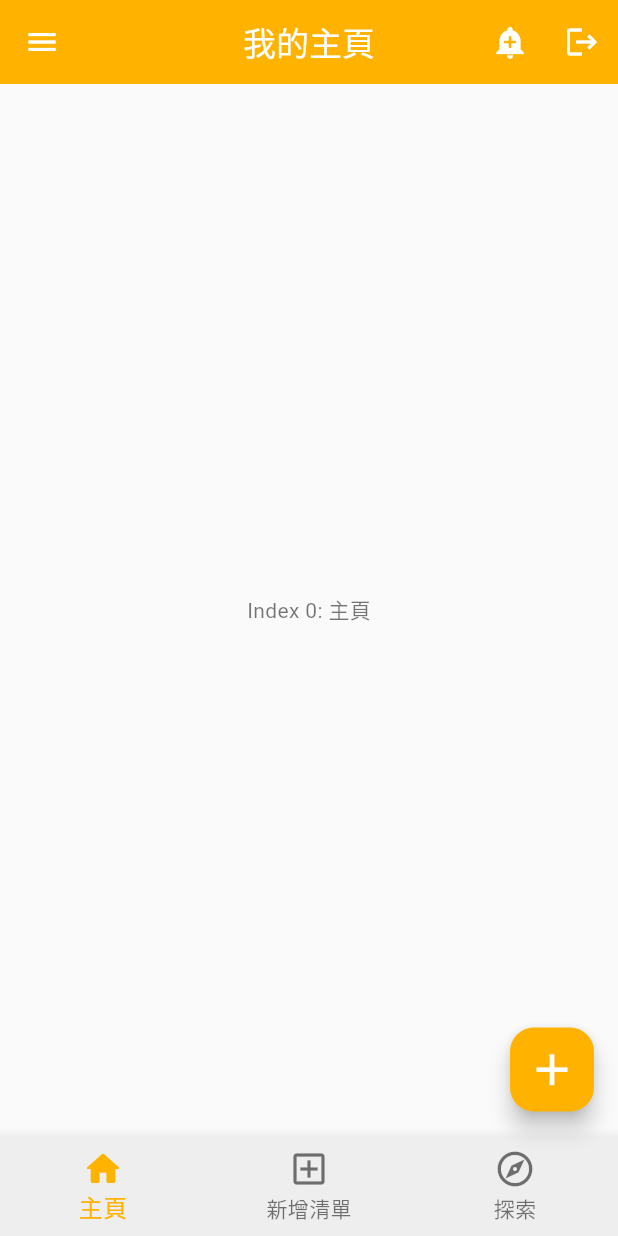
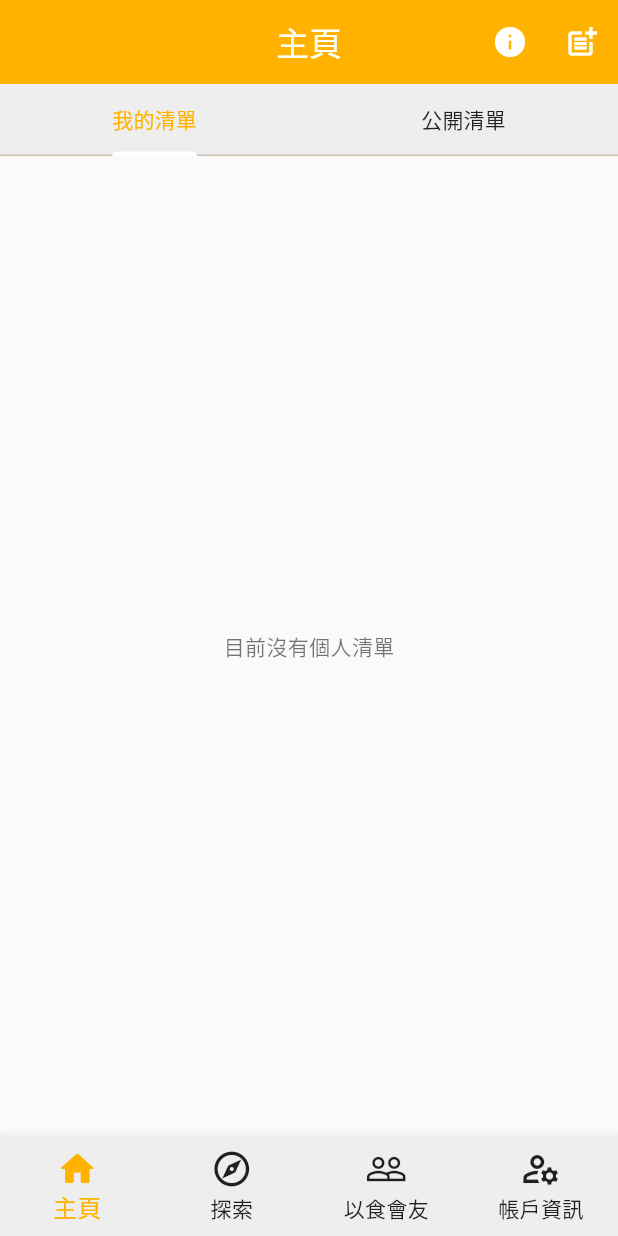
Before and after one commit to JeepWay/what-for-meal, a Flutter app: the HomePage screen opened by its route, on a phone screen of 412 x 824 dp. Run offline on Flutter 3.47's test engine with Material 3 defaults, Android fonts, the light colour scheme and no system bars; our stand-ins replace cloud_firestore, firebase_auth, firebase_core, go_router, google_sign_in, logger; accounts and stored records are empty; generated files the repository leaves out were written again.

Commit message:
Refactor: make homepage more flexible
Allow four sub-pages to design their own appBar and body.

Implement addPersonalList function, and move AddPersonalListDialog to dialog.dart file.

```diff
--- a/lib/pages/home_page.dart
+++ b/lib/pages/home_page.dart
@@ -1,7 +1,10 @@
 import 'package:flutter/material.dart';
-import 'package:go_router/go_router.dart';
 
-import '../firebase/firebase_service.dart';
+import 'main_page.dart';
+import 'explore_page.dart';
+import 'event_page.dart';
+import 'profile_page.dart';
+
 
 class HomePage extends StatefulWidget {
   const HomePage({super.key});
@@ -10,89 +13,52 @@ class HomePage extends StatefulWidget {
   State<HomePage> createState() => _HomePageState();
 }
 
-class _HomePageState extends State<HomePage> {
-  int _count = 0;
-  int get count => _count;
+class _HomePageState extends State<HomePage>{
   int _selectedIndex = 0;
-  final List<Widget> _widgetOptions = <Widget>[
-    Text('Index 0: 主頁'),
-    Text('Index 1: 新增清單'),
-    Text('Index 2: 探索'),
+
+  final List<Widget> _pages = [
+    MainPage(),
+    ExplorePage(),
+    EventPage(),
+    ProfilePage(),
   ];
 
   void _onItemTapped(int index) {
     setState(() {
       _selectedIndex = index;
     });
-    // TODO: Implement navigation logic here
   }
 
   @override
   Widget build(BuildContext context) {
     final theme = Theme.of(context);
-
     return Scaffold(
-      appBar: AppBar(
-        leading: IconButton(
-          icon: const Icon(Icons.menu),
-          tooltip: MaterialLocalizations.of(context).openAppDrawerTooltip,
-          onPressed: () {  },
-        ),
-        title: const Text('我的主頁'),
-        centerTitle: true,
-        backgroundColor: theme.colorScheme.primary,
-        foregroundColor: theme.colorScheme.onPrimary,
-        actions: <Widget>[
-          IconButton(
-            icon: const Icon(Icons.add_alert),
-            tooltip: 'Show Snackbar',
-            onPressed: () {
-              ScaffoldMessenger.of(
-                context,
-              ).showSnackBar(const SnackBar(content: Text('This is a snackbar')));
-            },
-          ),
-          IconButton(
-            icon: const Icon(Icons.logout),
-            tooltip: 'Log out',
-            onPressed: () async {
-              await FirebaseService.signOut();
-              if (context.mounted) context.go('/login');
-            },
-          ),
-        ],
-      ),
-      body: Center(
-        child: _widgetOptions.elementAt(_selectedIndex),
-      ),
-      floatingActionButton: FloatingActionButton(
-        onPressed: () {
-          setState(() {
-            _count++;
-          });
-        },
-        backgroundColor: theme.colorScheme.primary,
-        foregroundColor: theme.colorScheme.onPrimary,
-        tooltip: 'Increment Counter',
-        child: const Icon(Icons.add, size: 35),
+      body: IndexedStack(
+        index: _selectedIndex,
+        children: _pages,
       ),
       bottomNavigationBar: BottomNavigationBar(
         backgroundColor: theme.colorScheme.secondary,
-        items: <BottomNavigationBarItem>[
+        items: const <BottomNavigationBarItem>[
           BottomNavigationBarItem(
             icon: Icon(Icons.home_outlined),
+            activeIcon: Icon(Icons.home_rounded),
             label: '主頁',
-            activeIcon: Icon(Icons.home_rounded),
-          ),
-          BottomNavigationBarItem(
-            icon: Icon(Icons.add_box_outlined),
-            label: '新增清單',
-            activeIcon: Icon(Icons.add_box_rounded),
           ),
           BottomNavigationBarItem(
             icon: Icon(Icons.explore_outlined),
+            activeIcon: Icon(Icons.explore_rounded),
             label: '探索',
-            activeIcon: Icon(Icons.explore_rounded),
+          ),
+          BottomNavigationBarItem(
+            icon: Icon(Icons.people_outline),
+            activeIcon: Icon(Icons.people_rounded),
+            label: '以食會友',
+          ),
+          BottomNavigationBarItem(
+            icon: Icon(Icons.manage_accounts_outlined),
+            activeIcon: Icon(Icons.manage_accounts_rounded),
+            label: '帳戶資訊',
           ),
         ],
         iconSize: 28.0,
@@ -100,6 +66,7 @@ class _HomePageState extends State<HomePage> {
         selectedFontSize: 16,
         unselectedFontSize: 14,
         selectedItemColor: theme.colorScheme.primary,
+        unselectedItemColor: theme.colorScheme.onSecondary,
         type: BottomNavigationBarType.fixed,
         showSelectedLabels: true,
         showUnselectedLabels: true,
--- /dev/null
+++ b/lib/pages/main_page.dart
@@ -0,0 +1,90 @@
+import 'package:flutter/material.dart';
+
+import '../widgets/dialog.dart';
+
+
+class MainPage extends StatefulWidget {
+  const MainPage({super.key});
+
+  @override
+  State<MainPage> createState() => _MainPageState();
+}
+
+class _MainPageState extends State<MainPage>  with SingleTickerProviderStateMixin{
+  late final TabController _tabCtrl;
+  final TextEditingController _listTitle = TextEditingController();
+
+  @override
+  void initState(){
+    super.initState();
+    _tabCtrl = TabController(length: 2, vsync: this);
+  }
+
+  @override
+  void dispose() {
+    _tabCtrl.dispose();
+    _listTitle.dispose();
+    super.dispose();
+  }
+
+  @override
+  Widget build(BuildContext context) {
+    final theme = Theme.of(context);
+    return Scaffold(
+      appBar: AppBar(
+        title: Text('主頁'),
+        centerTitle: true,
+        backgroundColor: theme.colorScheme.primary,
+        foregroundColor: theme.colorScheme.onPrimary,
+        bottom: PreferredSize(
+          preferredSize: Size.fromHeight(kTextTabBarHeight),
+          child: Container(
+            color: theme.colorScheme.secondary,
+            child: TabBar(
+              controller: _tabCtrl,
+              tabs: const [Tab(text: '我的清單'), Tab(text: '公開清單')],
+              labelColor: theme.colorScheme.primary,
+              unselectedLabelColor: theme.colorScheme.onSurface,
+              indicatorColor: theme.colorScheme.onPrimary,
+            ),
+          ),
+        ),
+        actions: [
+          IconButton(
+            icon: const Icon(Icons.info),
+            onPressed: () {
+              ScaffoldMessenger.of(context).showSnackBar(
+                SnackBar(
+                  content: Text(
+                    '點擊清單可查看餐廳列表\n左滑清單可刪除該清單',
+                    textAlign: TextAlign.center,
+                  ),
+                  duration: Duration (seconds: 3),
+                  showCloseIcon: true,
+                ),
+              );
+            },
+          ),
+          IconButton(
+            icon: const Icon(Icons.post_add),
+            onPressed: () {
+              showDialog(
+                context: context,
+                builder: (context) {
+                  return AddPersonalListDialog();
+                }
+              );
+            },
+          )
+        ],
+      ),
+      body: TabBarView(
+        controller: _tabCtrl,
+        children: [
+          Center(child: Text('目前沒有個人清單')),
+          Center(child: Text('目前沒有公開清單')),
+        ]
+      ),
+    );
+  }
+}
```
Also changed, not shown: lib/firebase/firebase_service.dart (+38 -0 lines), lib/pages/event_page.dart (added, +25 -0 lines), lib/pages/explore_page.dart (added, +25 -0 lines), lib/pages/profile_page.dart (added, +64 -0 lines), lib/widgets/dialog.dart (+128 -0 lines).
